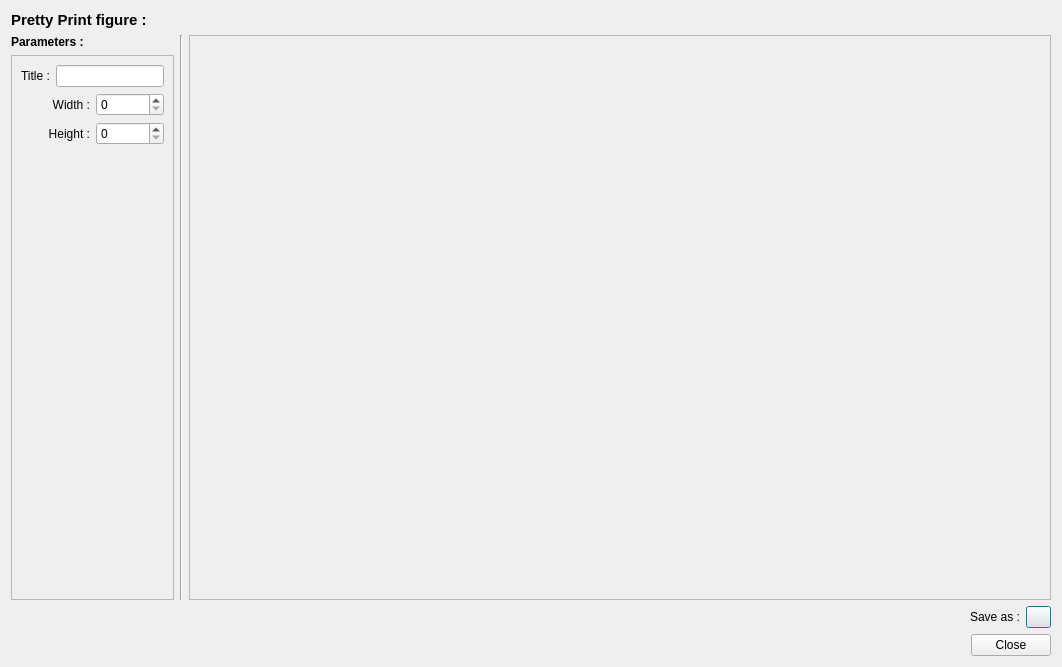
The window that qtdesigner/dialogs/dialog_pretty_print.ui (MatthewRiding/Chorus) describes before a commit, drawn with Qt 5.
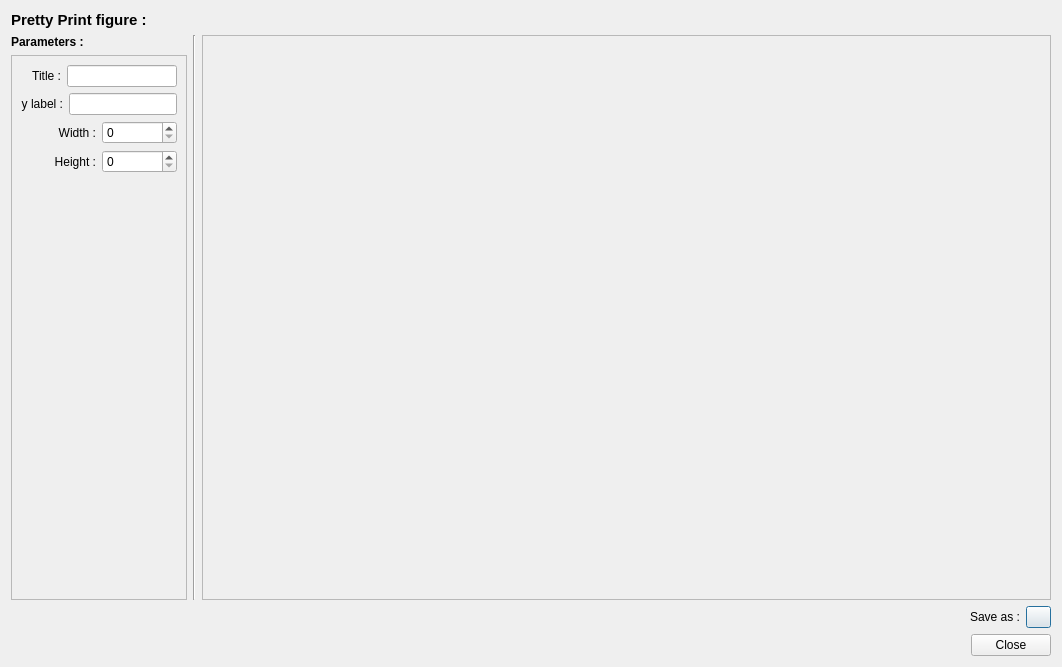
The same window after the commit.

Commit message: Work Spring 2025.  .npy and .txt file import compatibility.  Added prettyPrint for figure printing.

Patch:
```diff
--- a/qtdesigner/dialogs/dialog_pretty_print.ui
+++ b/qtdesigner/dialogs/dialog_pretty_print.ui
@@ -83,10 +83,47 @@
                <property name="text">
                 <string>Title :</string>
                </property>
+               <property name="alignment">
+                <set>Qt::AlignRight|Qt::AlignTrailing|Qt::AlignVCenter</set>
+               </property>
               </widget>
              </item>
              <item>
-              <widget class="QLineEdit" name="lineEdit_title"/>
+              <widget class="QLineEdit" name="lineEdit_title">
+               <property name="maximumSize">
+                <size>
+                 <width>110</width>
+                 <height>16777215</height>
+                </size>
+               </property>
+              </widget>
+             </item>
+            </layout>
+           </item>
+           <item>
+            <layout class="QHBoxLayout" name="horizontalLayout_5">
+             <property name="topMargin">
+              <number>0</number>
+             </property>
+             <item>
+              <widget class="QLabel" name="label_7">
+               <property name="text">
+                <string>y label :</string>
+               </property>
+               <property name="alignment">
+                <set>Qt::AlignRight|Qt::AlignTrailing|Qt::AlignVCenter</set>
+               </property>
+              </widget>
+             </item>
+             <item>
+              <widget class="QLineEdit" name="lineEdit_y_label">
+               <property name="maximumSize">
+                <size>
+                 <width>110</width>
+                 <height>16777215</height>
+                </size>
+               </property>
+              </widget>
              </item>
             </layout>
            </item>
```
The commit also changes 14 other files.
